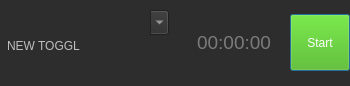
First picture: the form in src/ui/linux/TogglDesktop/timerwidget.ui, repository toggl-open-source/toggldesktop, before the edit.
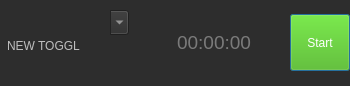
Second picture: the form after the edit.

Commit message: Fixed timer duration cutoff (linux) closes #1144

The edit to the form file:
```diff
--- a/src/ui/linux/TogglDesktop/timerwidget.ui
+++ b/src/ui/linux/TogglDesktop/timerwidget.ui
@@ -163,13 +163,13 @@
         </property>
         <property name="minimumSize">
          <size>
-          <width>100</width>
+          <width>110</width>
           <height>0</height>
          </size>
         </property>
         <property name="maximumSize">
          <size>
-          <width>100</width>
+          <width>140</width>
           <height>16777215</height>
          </size>
         </property>
@@ -179,7 +179,7 @@
          </font>
         </property>
         <property name="styleSheet">
-         <string notr="true">color: rgb(200, 200, 200);font-size:14pt</string>
+         <string notr="true">color: rgb(200, 200, 200);</string>
         </property>
         <property name="frame">
          <bool>false</bool>
```
